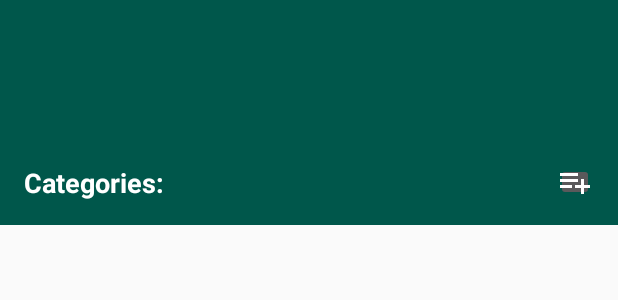
After one commit to dsimanushkin/MyNotes, an Android app: the layout drawer_header.xml on its own in the app's theme, with its tools: preview values and no code run, on a phone screen of 412 x 824 dp. The commit adds this screen. Shown: the top 300 px of the screen. Run offline under Robolectric (Android 15) with nearby library versions, the phone set to English and light mode, and no system bars.

Commit message:
Added NavigationView

```diff
--- /dev/null
+++ b/app/src/main/res/drawable/ic_add_category.xml
@@ -0,0 +1,5 @@
+<vector android:height="24dp" android:tint="#FFFFFF"
+    android:viewportHeight="24.0" android:viewportWidth="24.0"
+    android:width="24dp" xmlns:android="http://schemas.android.com/apk/res/android">
+    <path android:fillColor="#FF000000" android:pathData="M14,10L2,10v2h12v-2zM14,6L2,6v2h12L14,6zM18,14v-4h-2v4h-4v2h4v4h2v-4h4v-2h-4zM2,16h8v-2L2,14v2z"/>
+</vector>
--- /dev/null
+++ b/app/src/main/res/layout/drawer_header.xml
@@ -0,0 +1,31 @@
+<?xml version="1.0" encoding="utf-8"?>
+<LinearLayout
+    xmlns:android="http://schemas.android.com/apk/res/android"
+    android:orientation="horizontal"
+    android:layout_width="match_parent"
+    android:layout_height="150dp"
+    android:background="?attr/colorPrimaryDark"
+    android:padding="16dp"
+    android:theme="@style/ThemeOverlay.AppCompat.Dark"
+    android:gravity="bottom">
+
+    <TextView
+        android:layout_width="wrap_content"
+        android:layout_height="wrap_content"
+        android:text="Categories: "
+        android:textAppearance="@style/TextAppearance.AppCompat.Body1"
+        android:textStyle="bold"
+        android:textSize="18sp"/>
+
+    <View
+        android:layout_width="0dp"
+        android:layout_height="0dp"
+        android:layout_weight="1"/>
+
+    <ImageButton
+        android:layout_width="25dp"
+        android:layout_height="25dp"
+        android:src="@drawable/ic_add_category"
+        android:id="@+id/add_category"/>
+
+</LinearLayout>
```
Also changed, not shown: app/src/main/java/com/devlab74/mynotes/NotesActivity.java (+14 -0 lines), app/src/main/res/layout/activity_notes.xml (+22 -3 lines), app/src/main/res/layout/layout_drawer_list_item.xml (added, +18 -0 lines).
